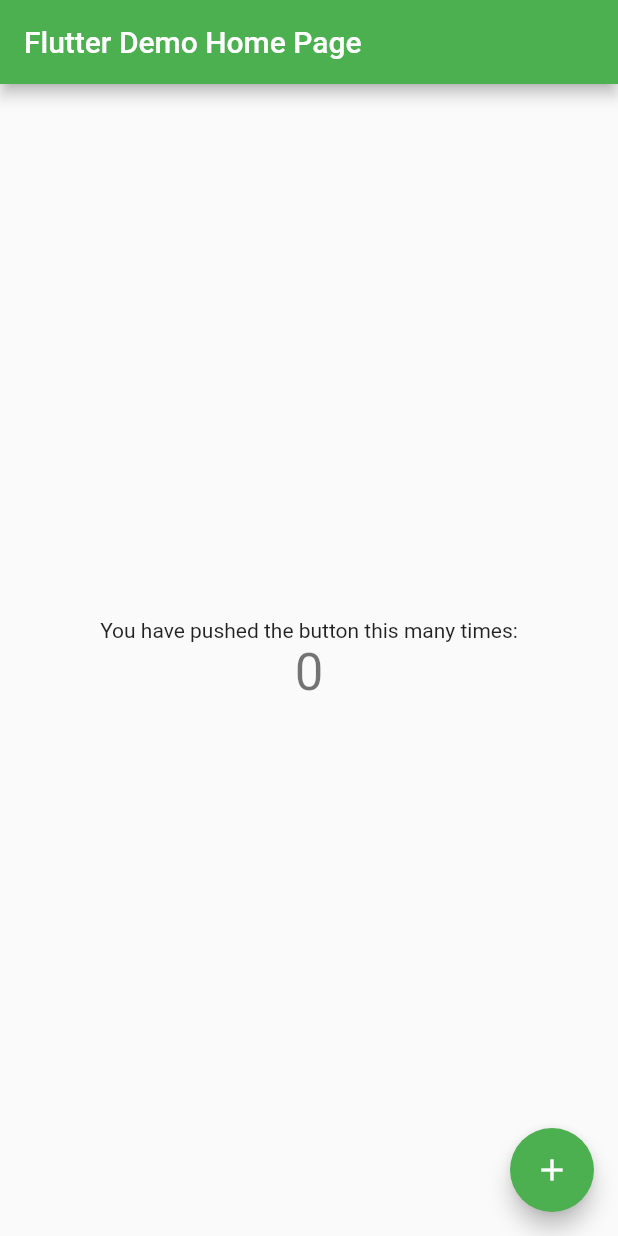
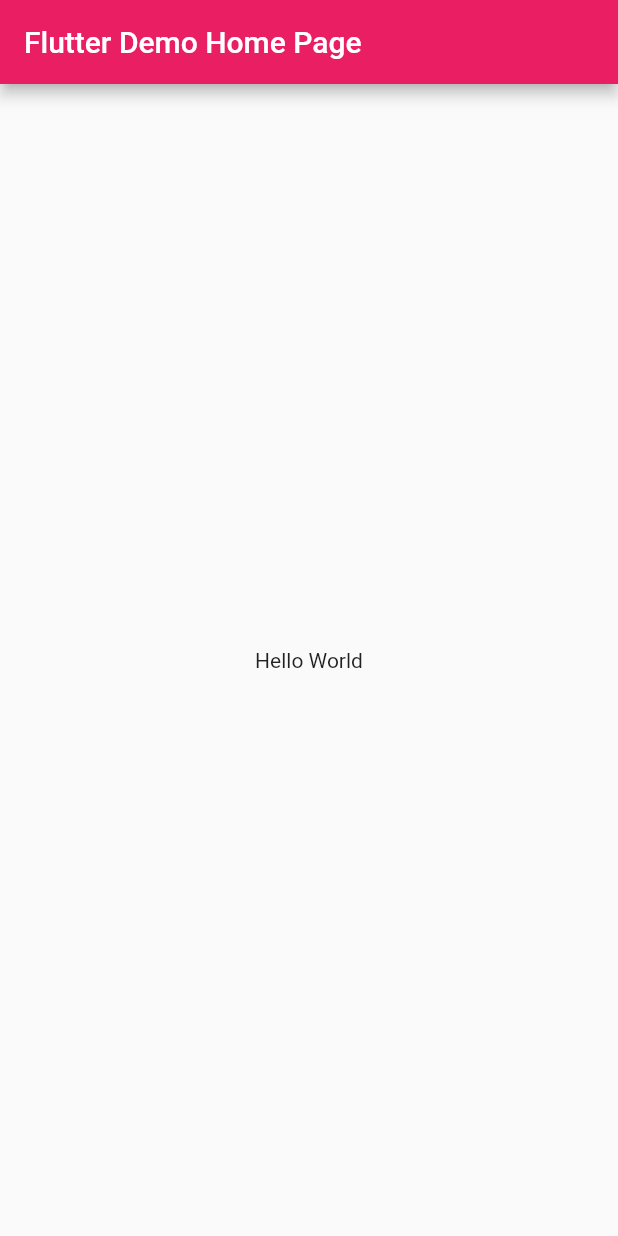
Before and after one commit to evvic/mobile_app_development, a Flutter app: the screen it shows after launch, on a phone screen of 412 x 824 dp. Run offline on Flutter 3.47's test engine with Material 2 defaults, Android fonts, the phone set to English and light mode, and no system bars.

Commit message:
flutter template to Hello World

```diff
--- a/flutter_intro/hello_flutter/lib/main.dart
+++ b/flutter_intro/hello_flutter/lib/main.dart
@@ -22,7 +22,7 @@ class MyApp extends StatelessWidget {
         // or simply save your changes to "hot reload" in a Flutter IDE).
         // Notice that the counter didn't reset back to zero; the application
         // is not restarted.
-        primarySwatch: Colors.green,
+        primarySwatch: Colors.pink,
       ),
       home: const MyHomePage(title: 'Flutter Demo Home Page'),
     );
@@ -48,19 +48,6 @@ class MyHomePage extends StatefulWidget {
 }
 
 class _MyHomePageState extends State<MyHomePage> {
-  int _counter = 0;
-
-  void _incrementCounter() {
-    setState(() {
-      // This call to setState tells the Flutter framework that something has
-      // changed in this State, which causes it to rerun the build method below
-      // so that the display can reflect the updated values. If we changed
-      // _counter without calling setState(), then the build method would not be
-      // called again, and so nothing would appear to happen.
-      _counter++;
-    });
-  }
-
   @override
   Widget build(BuildContext context) {
     // This method is rerun every time setState is called, for instance as done
@@ -94,22 +81,13 @@ class _MyHomePageState extends State<MyHomePage> {
           // axis because Columns are vertical (the cross axis would be
           // horizontal).
           mainAxisAlignment: MainAxisAlignment.center,
-          children: <Widget>[
-            const Text(
-              'You have pushed the button this many times:',
-            ),
+          children: const <Widget>[
             Text(
-              '$_counter',
-              style: Theme.of(context).textTheme.headline4,
+              'Hello World',
             ),
           ],
         ),
       ),
-      floatingActionButton: FloatingActionButton(
-        onPressed: _incrementCounter,
-        tooltip: 'Increment',
-        child: const Icon(Icons.add),
-      ), // This trailing comma makes auto-formatting nicer for build methods.
     );
   }
 }
```
